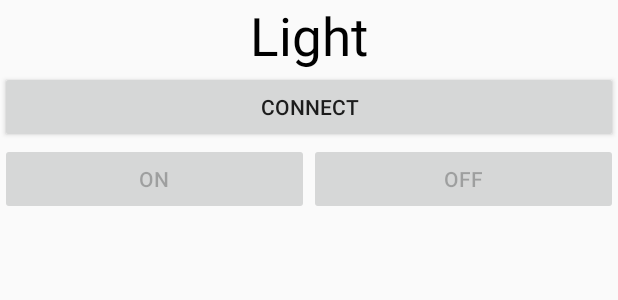
After one commit to Einstrasse/graduation_work, an Android app: the layout fragment_home.xml on its own in the app's theme, with its tools: preview values and no code run, on a phone screen of 412 x 824 dp. The commit adds this screen. Shown: the top 300 px of the screen. Run offline under Robolectric (Android 15) with nearby library versions, the phone set to English and light mode, and no system bars.

Commit message:
Home Fragment 추가 후 필요한 UI일부 추가.

```diff
--- /dev/null
+++ b/android/project/Iotivity-client/app/src/main/res/layout/fragment_home.xml
@@ -0,0 +1,50 @@
+<LinearLayout xmlns:android="http://schemas.android.com/apk/res/android"
+    xmlns:tools="http://schemas.android.com/tools"
+    android:layout_width="match_parent"
+    android:layout_height="match_parent"
+    android:orientation="vertical"
+    tools:context="edu.skku.einstrasse.iotivity_client.HomeFragment">
+
+    <!-- TODO: Update Home fragment layout -->
+
+    <TextView
+        android:id="@+id/home_fragment_light_text"
+        android:layout_width="wrap_content"
+        android:layout_height="wrap_content"
+        android:text="Light"
+        android:textSize="35dp"
+        android:layout_gravity="center"
+        android:textColor="#000000"/>
+
+
+    <Button
+        android:id="@+id/home_fragment_connect_btn"
+        android:layout_width="match_parent"
+        android:layout_height="wrap_content"
+        android:text="Connect"
+        android:enabled="true"
+        />
+    <LinearLayout
+        android:layout_width="match_parent"
+        android:layout_height="wrap_content"
+        android:orientation="horizontal">
+        <Button
+            android:id="@+id/home_fragment_light_on_btn"
+            android:layout_width="match_parent"
+            android:layout_height="wrap_content"
+            android:layout_weight="1"
+            android:enabled="false"
+            android:text="On"
+            />
+        <Button
+            android:id="@+id/home_fragment_light_off_btn"
+            android:layout_width="match_parent"
+            android:layout_height="wrap_content"
+            android:layout_weight="1"
+            android:enabled="false"
+            android:text="Off"
+            />
+
+    </LinearLayout>
+
+</LinearLayout>
--- a/android/project/Iotivity-client/app/src/main/res/values/strings.xml
+++ b/android/project/Iotivity-client/app/src/main/res/values/strings.xml
@@ -14,4 +14,8 @@
     <string name="title_home">Home</string>
     <string name="title_dashboard">Dashboard</string>
     <string name="title_notifications">Notifications</string>
+
+    <!-- TODO: Remove or change this placeholder text -->
+    <string name="hello_blank_fragment">Hello blank fragment</string>
+
 </resources>
```
Also changed, not shown: android/project/Iotivity-client/app/src/main/java/edu/skku/einstrasse/iotivity_client/AlarmFragment.java (added, +108 -0 lines), android/project/Iotivity-client/app/src/main/java/edu/skku/einstrasse/iotivity_client/DashboardActivity.java (+19 -5 lines), android/project/Iotivity-client/app/src/main/java/edu/skku/einstrasse/iotivity_client/HomeFragment.java (added, +132 -0 lines), android/project/Iotivity-client/app/src/main/res/layout/activity_dashboard.xml (+2 -11 lines), android/project/Iotivity-client/app/src/main/res/layout/fragment_alarm.xml (added, +13 -0 lines).
